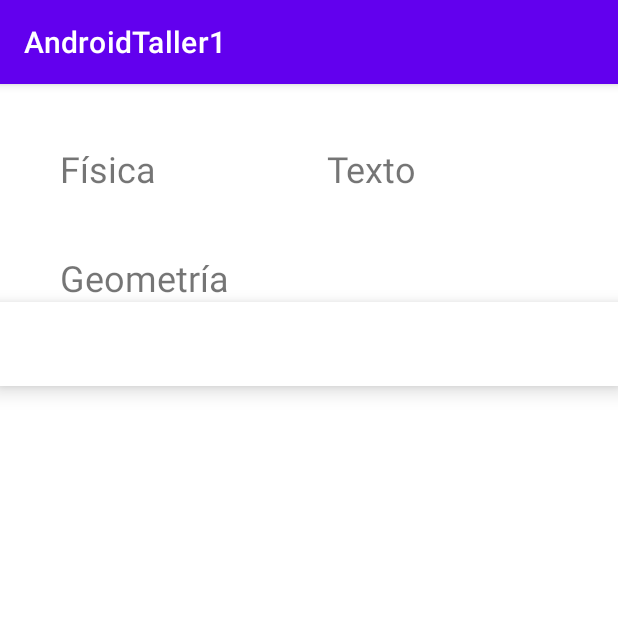
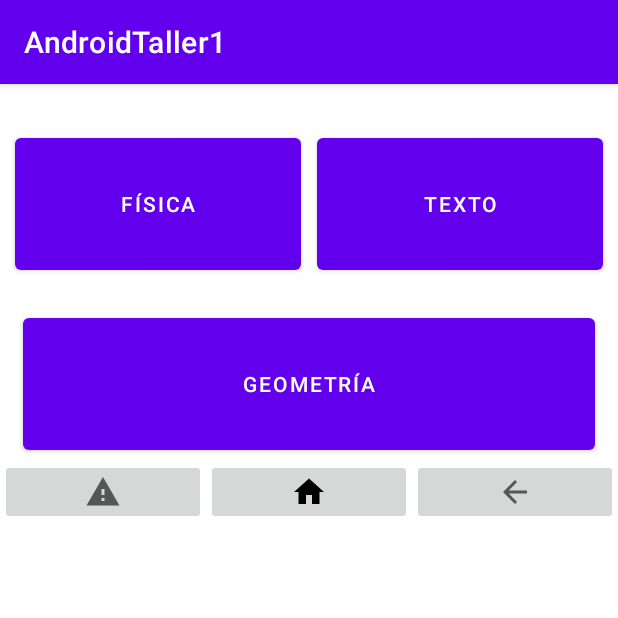
Before and after one commit to JulioJavif/AndroidTaller1, an Android app: the HomeActivity screen opened directly, with no data from a screen before it, on a phone screen of 412 x 824 dp, the top half of it. Run offline under Robolectric (Android 15) with nearby library versions, the phone set to English and light mode, and no system bars.

Commit message:
Probando los Message

```diff
--- a/app/build.gradle
+++ b/app/build.gradle
@@ -35,6 +35,8 @@ dependencies {
     implementation 'androidx.constraintlayout:constraintlayout:2.0.4'
     implementation 'androidx.navigation:navigation-fragment:2.2.2'
     implementation 'androidx.navigation:navigation-ui:2.2.2'
+    implementation 'androidx.lifecycle:lifecycle-livedata-ktx:2.3.0'
+    implementation 'androidx.lifecycle:lifecycle-viewmodel-ktx:2.3.0'
     testImplementation 'junit:junit:4.+'
     androidTestImplementation 'androidx.test.ext:junit:1.1.2'
     androidTestImplementation 'androidx.test.espresso:espresso-core:3.3.0'
--- a/app/src/main/AndroidManifest.xml
+++ b/app/src/main/AndroidManifest.xml
@@ -17,7 +17,7 @@
                 <category android:name="android.intent.category.LAUNCHER" />
             </intent-filter>
         </activity>
-        <activity android:name=".RegisterActivity"></activity>
+        <activity android:name=".RegisterActivity" />
     </application>
 
 </manifest>
--- a/app/src/main/java/com/example/androidtaller1/HomeActivity.java
+++ b/app/src/main/java/com/example/androidtaller1/HomeActivity.java
@@ -1,19 +1,68 @@
 package com.example.androidtaller1;
 
+import androidx.appcompat.app.AlertDialog;
 import androidx.appcompat.app.AppCompatActivity;
 
+import android.content.DialogInterface;
+import android.content.Intent;
 import android.os.Bundle;
+import android.view.View;
+import android.widget.Button;
+import android.widget.ImageButton;
 import android.widget.Toast;
 
 public class HomeActivity extends AppCompatActivity {
+
+    ImageButton cerrarS, ayuda;
 
     @Override
     protected void onCreate(Bundle savedInstanceState) {
         super.onCreate(savedInstanceState);
         setContentView(R.layout.activity_home);
 
-        Bundle b = getIntent().getExtras();
-        int id = b.getInt("id");
-        //Toast.makeText(getApplicationContext(), "Su id es: "+id, Toast.LENGTH_SHORT).show();
+        cerrarS = findViewById(R.id.imbsalir);
+        ayuda = findViewById(R.id.imbayuda);
+
+        cerrarS.setOnClickListener(new View.OnClickListener() {
+            @Override
+            public void onClick(View v) {
+                //Toast.makeText(getApplicationContext(), "Has Cerrado sesión", Toast.LENGTH_LONG).show();
+
+                AlertDialog.Builder builder = new AlertDialog.Builder(getApplicationContext());
+                builder.setTitle("¿Seguro?");
+                builder.setMessage("Quiere cerrar Sesión?");
+                builder.setPositiveButton("Aceptar", new DialogInterface.OnClickListener() {
+                    @Override
+                    public void onClick(DialogInterface dialog, int which) {
+                        Intent i = new Intent(getApplicationContext(), MainActivity.class);
+                        startActivity(i);
+                        finish();
+                    }
+                });
+                builder.setNegativeButton("Cancelar", null);
+                AlertDialog dialog = builder.create();
+                dialog.show();
+            }
+        });
+
+        ayuda.setOnClickListener(new View.OnClickListener() {
+            @Override
+            public void onClick(View v) {
+                //Toast.makeText(getApplicationContext(), "Has pedido ayuda", Toast.LENGTH_LONG).show();
+                AlertDialog.Builder builder = new AlertDialog.Builder(getApplicationContext());
+                builder.setTitle("Ayuda");
+                builder.setMessage("App taller 1\npor:\nJulio Fuentes\nDaniel Fontalvo");
+                builder.setPositiveButton("Cerrar", new DialogInterface.OnClickListener() {
+                    @Override
+                    public void onClick(DialogInterface dialog, int which) {
+                        Intent i = new Intent(getApplicationContext(), MainActivity.class);
+                        startActivity(i);
+                        finish();
+                    }
+                });
+                AlertDialog dialog = builder.create();
+                dialog.show();
+            }
+        });
     }
 }
--- /dev/null
+++ b/app/src/main/res/drawable/ic_home_black_24dp.xml
@@ -0,0 +1,9 @@
+<vector xmlns:android="http://schemas.android.com/apk/res/android"
+    android:width="24dp"
+    android:height="24dp"
+    android:viewportWidth="24.0"
+    android:viewportHeight="24.0">
+    <path
+        android:fillColor="#FF000000"
+        android:pathData="M10,20v-6h4v6h5v-8h3L12,3 2,12h3v8z" />
+</vector>
--- a/app/src/main/res/layout/activity_home.xml
+++ b/app/src/main/res/layout/activity_home.xml
@@ -1,74 +1,98 @@
 <?xml version="1.0" encoding="utf-8"?>
-<androidx.constraintlayout.widget.ConstraintLayout xmlns:android="http://schemas.android.com/apk/res/android"
+<LinearLayout xmlns:android="http://schemas.android.com/apk/res/android"
     xmlns:app="http://schemas.android.com/apk/res-auto"
     xmlns:tools="http://schemas.android.com/tools"
     android:layout_width="match_parent"
     android:layout_height="match_parent"
+    android:gravity="bottom"
     android:orientation="vertical"
     tools:context=".HomeActivity">
+
+    <LinearLayout
+        android:id="@+id/linearLayout5"
+        android:layout_width="match_parent"
+        android:layout_height="wrap_content"
+        android:orientation="vertical">
+
+        <LinearLayout
+            android:layout_width="match_parent"
+            android:layout_height="wrap_content"
+            android:orientation="horizontal">
+
+            <Button
+                android:id="@+id/btnfisica"
+                android:layout_width="wrap_content"
+                android:layout_height="100dp"
+                android:layout_marginStart="10dp"
+                android:layout_marginTop="30dp"
+                android:layout_marginEnd="5dp"
+                android:layout_weight="1"
+                android:text="@string/FISICA" />
+
+            <Button
+                android:id="@+id/btntexto"
+                android:layout_width="wrap_content"
+                android:layout_height="100dp"
+                android:layout_marginStart="5dp"
+                android:layout_marginTop="30dp"
+                android:layout_marginEnd="10dp"
+                android:layout_weight="1"
+                android:text="@string/TEXTO" />
+        </LinearLayout>
+
+        <LinearLayout
+            android:layout_width="match_parent"
+            android:layout_height="wrap_content"
+            android:orientation="horizontal">
+
+            <Button
+                android:id="@+id/btngeometria"
+                android:layout_width="0dp"
+                android:layout_height="100dp"
+                android:layout_marginStart="15dp"
+                android:layout_marginTop="20dp"
+                android:layout_marginEnd="15dp"
+                android:layout_weight="1"
+                android:text="@string/GEOMETRIA" />
+
+        </LinearLayout>
+
+    </LinearLayout>
 
     <LinearLayout
         android:layout_width="match_parent"
         android:layout_height="match_parent"
         android:orientation="vertical"
-        tools:layout_editor_absoluteX="149dp"
-        tools:layout_editor_absoluteY="133dp">
+        tools:gravity="bottom">
 
         <LinearLayout
             android:layout_width="match_parent"
-            android:layout_height="wrap_content"
-            android:layout_marginTop="40dp"
+            android:layout_height="match_parent"
             android:orientation="horizontal"
-            android:paddingLeft="30dp"
-            android:paddingRight="30dp">
+            tools:gravity="bottom">
 
-            <TextView
-                android:id="@+id/textView5"
+            <ImageButton
+                android:id="@+id/imbayuda"
                 android:layout_width="wrap_content"
                 android:layout_height="wrap_content"
-                android:layout_marginLeft="10dp"
-                android:layout_marginRight="10dp"
                 android:layout_weight="1"
-                android:text="Física"
-                android:textSize="24sp" />
+                app:srcCompat="?android:attr/alertDialogIcon" />
 
-            <TextView
-                android:id="@+id/textView6"
+            <ImageButton
+                android:id="@+id/imbhome"
                 android:layout_width="wrap_content"
                 android:layout_height="wrap_content"
-                android:layout_marginLeft="10dp"
-                android:layout_marginRight="10dp"
                 android:layout_weight="1"
-                android:text="Texto"
-                android:textSize="24sp" />
-        </LinearLayout>
+                app:srcCompat="@drawable/ic_home_black_24dp" />
 
-        <LinearLayout
-            android:layout_width="match_parent"
-            android:layout_height="wrap_content"
-            android:layout_marginTop="40dp"
-            android:orientation="horizontal"
-            android:paddingLeft="30dp"
-            android:paddingRight="30dp">
-
-            <TextView
-                android:id="@+id/textView8"
-                android:layout_width="0dp"
+            <ImageButton
+                android:id="@+id/imbsalir"
+                android:layout_width="wrap_content"
                 android:layout_height="wrap_content"
-                android:layout_marginLeft="10dp"
-                android:layout_marginRight="10dp"
                 android:layout_weight="1"
-                android:text="Geometría"
-                android:textSize="24sp" />
+                app:srcCompat="?attr/homeAsUpIndicator" />
 
         </LinearLayout>
+    </LinearLayout>
 
-        <com.google.android.material.bottomnavigation.BottomNavigationView
-            android:layout_width="match_parent"
-            android:layout_height="wrap_content"
-            android:layout_marginLeft="0dp"
-            android:layout_marginRight="0dp"
-            android:layout_marginBottom="0dp" />
-
-    </LinearLayout>
-</androidx.constraintlayout.widget.ConstraintLayout>
+</LinearLayout>
--- /dev/null
+++ b/app/src/main/res/values/dimens.xml
@@ -0,0 +1,5 @@
+<resources>
+    <!-- Default screen margins, per the Android Design guidelines. -->
+    <dimen name="activity_horizontal_margin">16dp</dimen>
+    <dimen name="activity_vertical_margin">16dp</dimen>
+</resources>
--- a/app/src/main/res/values/strings.xml
+++ b/app/src/main/res/values/strings.xml
@@ -14,5 +14,12 @@
         <item>F</item>
         <item>Otros</item>
     </string-array>
+    <string name="title_activity_home">MainActivity</string>
+    <string name="title_home">Home</string>
+    <string name="title_dashboard">Dashboard</string>
+    <string name="title_notifications">Notifications</string>
+    <string name="FISICA">Física</string>
+    <string name="TEXTO">Texto</string>
+    <string name="GEOMETRIA">Geometría</string>
 
 </resources>
```
Also changed, not shown: app/src/main/res/drawable/ic_dashboard_black_24dp.xml (added, +9 -0 lines), app/src/main/res/drawable/ic_notifications_black_24dp.xml (added, +9 -0 lines), app/src/main/res/menu/bottom_nav_menu.xml (added, +19 -0 lines), app/src/main/res/navigation/mobile_navigation.xml (added, +25 -0 lines).
